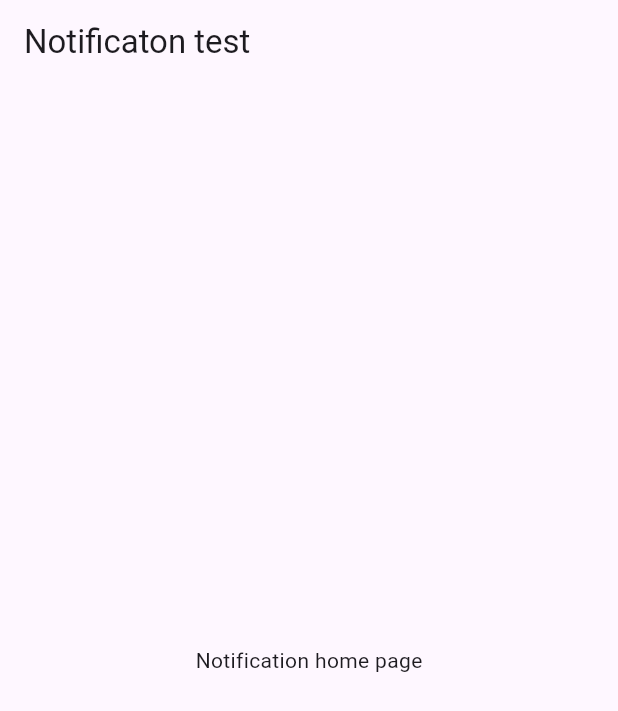
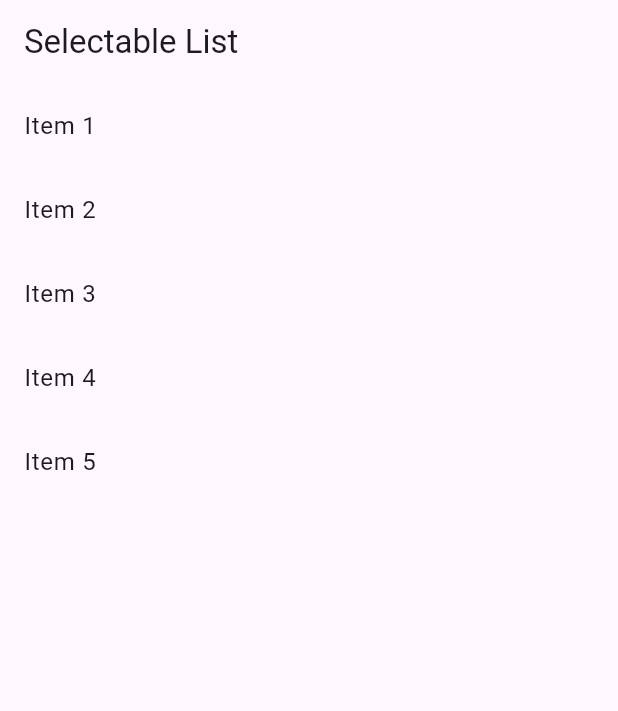
Before and after one commit to lightRain0629/flutterSandbox, a Flutter app: the screen it shows after launch, on a phone screen of 412 x 824 dp. Shown: the top 711 px of the screen. Run offline on Flutter 3.47's test engine with Material 2 defaults, Android fonts, the light colour scheme and no system bars; our stand-ins replace bloc, connectivity_plus, equatable, firebase_core, firebase_messaging, flutter_bloc and 6 more; missing offline and left inert: qr_code_scanner, selectable_list; accounts and stored records are empty.

Commit message:
tested selectable listview

```diff
--- a/lib/main.dart
+++ b/lib/main.dart
@@ -10,6 +10,8 @@ import 'package:flutter_bloc_tests/savingOrderTest/logic/draftOrderCubit/draft_o
 import 'package:flutter_bloc_tests/savingOrderTest/presentation/customersList.dart';
 import 'package:flutter_bloc_tests/savingOrderTest/presentation/draftOrdersScreen.dart';
 import 'package:flutter_bloc_tests/savingOrderTest/presentation/expansionTileTest.dart';
+import 'package:flutter_bloc_tests/selecableListView/secondVariantList.dart';
+import 'package:flutter_bloc_tests/selecableListView/selectableListScreen.dart';
 import 'package:path_provider/path_provider.dart';
 import 'package:flutter_bloc_tests/counterPresenation/colors/colorSchemes.dart';
 import 'package:flutter_bloc_tests/counterPresenation/routes/appRoutes.dart';
@@ -74,7 +76,7 @@ class MyApp extends StatelessWidget {
         theme: ThemeData(useMaterial3: true),
         darkTheme: ThemeData.dark(useMaterial3: true),
         navigatorKey: navigatorKey,
-        home: HomePageNotificationTest(),
+        home: YourListView(),
         routes: {
           NotificationScreen.route: (context)=> const NotificationScreen()
         },
--- /dev/null
+++ b/lib/selecableListView/secondVariantList.dart
@@ -0,0 +1,126 @@
+// ignore_for_file: public_member_api_docs, sort_constructors_first
+import 'package:flutter/material.dart';
+
+// bool containsSelectedItems = false;
+
+class YourListView extends StatefulWidget {
+  @override
+  _YourListViewState createState() => _YourListViewState();
+}
+
+class _YourListViewState extends State<YourListView> {
+  List<String> items = ['Item 1', 'Item 2', 'Item 3', 'Item 4', 'Item 5'];
+  List<String> selectedIndices = [];
+  bool containsSelectedItems = false;
+
+  @override
+  Widget build(BuildContext context) {
+    return Scaffold(
+      floatingActionButton: containsSelectedItems
+          ? FloatingActionButton(
+              onPressed: () {
+                setState(() {
+                  for (var i = 0; i < selectedIndices.length; i++) {
+                    print('====');
+                    print(selectedIndices[i]);
+                    selectedIndices[i] = 'not item';
+                    print('=====');
+                    print(selectedIndices[i]);
+                  }
+                  selectedIndices.clear();
+                  containsSelectedItems = false;
+                });
+              },
+              child: Icon(Icons.add),
+            )
+          : SizedBox.shrink(),
+      appBar: AppBar(title: Text('Selectable List')),
+      body: ListView.builder(
+        itemCount: items.length,
+        itemBuilder: (BuildContext context, int index) {
+          final item = items[index];
+          final isSelected = selectedIndices.contains(item);
+
+          return GestureDetector(
+            onLongPress: () {
+              containsSelectedItems
+                  ? print('some event')
+                  : setState(() {
+                      if (isSelected) {
+                        selectedIndices.remove(item);
+                      } else {
+                        selectedIndices.add(item);
+                        // containsSelectedItems = true;
+                      }
+                      containsSelectedItems = selectedIndices.isNotEmpty;
+                    });
+            },
+            onTap: () {
+              // Handle normal tap action here
+              containsSelectedItems
+                  ? setState(() {
+                      if (isSelected) {
+                        selectedIndices.remove(item);
+                      } else {
+                        selectedIndices.add(item);
+                        // containsSelectedItems = true;
+                      }
+                      containsSelectedItems = selectedIndices.isNotEmpty;
+                    })
+                  : print('Tapped: ${items[index]}');
+            },
+            child: ListTile(
+              title: Text(items[index]),
+              tileColor: isSelected ? Colors.grey.withOpacity(0.5) : null,
+            ),
+          );
+        },
+      ),
+    );
+  }
+}
+
+// class SelectableListView extends StatefulWidget {
+//   final List<String> items;
+//   const SelectableListView({
+//     Key? key,
+//     required this.items,
+//   }) : super(key: key);
+
+//   @override
+//   State<SelectableListView> createState() => _SelectableListViewState();
+// }
+
+// class _SelectableListViewState extends State<SelectableListView> {
+//   List<int> selectedIndices = [];
+//   @override
+//   Widget build(BuildContext context) {
+//     return ListView.builder(
+//       itemCount: widget.items.length,
+//       itemBuilder: (BuildContext context, int index) {
+//         final isSelected = selectedIndices.contains(index);
+
+//         return GestureDetector(
+//           onLongPress: () {
+//             setState(() {
+//               if (isSelected) {
+//                 selectedIndices.remove(index);
+//               } else {
+//                 selectedIndices.add(index);
+//                 containsSelectedItems = true;
+//               }
+//             });
+//           },
+//           onTap: () {
+//             // Handle normal tap action here
+//             print('Tapped: ${widget.items[index]}');
+//           },
+//           child: ListTile(
+//             title: Text(widget.items[index]),
+//             tileColor: isSelected ? Colors.grey.withOpacity(0.5) : null,
+//           ),
+//         );
+//       },
+//     );
+//   }
+// }
--- a/pubspec.yaml
+++ b/pubspec.yaml
@@ -48,6 +48,8 @@ dependencies:
   firebase_core: ^2.24.0
   firebase_messaging: ^14.7.6
   flutter_local_notifications: ^16.2.0
+  selectable_list: ^0.1.1
+  # long_press_selectable: ^3.0.1
 
 
 dev_dependencies:
```
Also changed, not shown: lib/selecableListView/selecableListView.dart (added, +43 -0 lines), lib/selecableListView/selectableListScreen.dart (added, +65 -0 lines), pubspec.lock.
